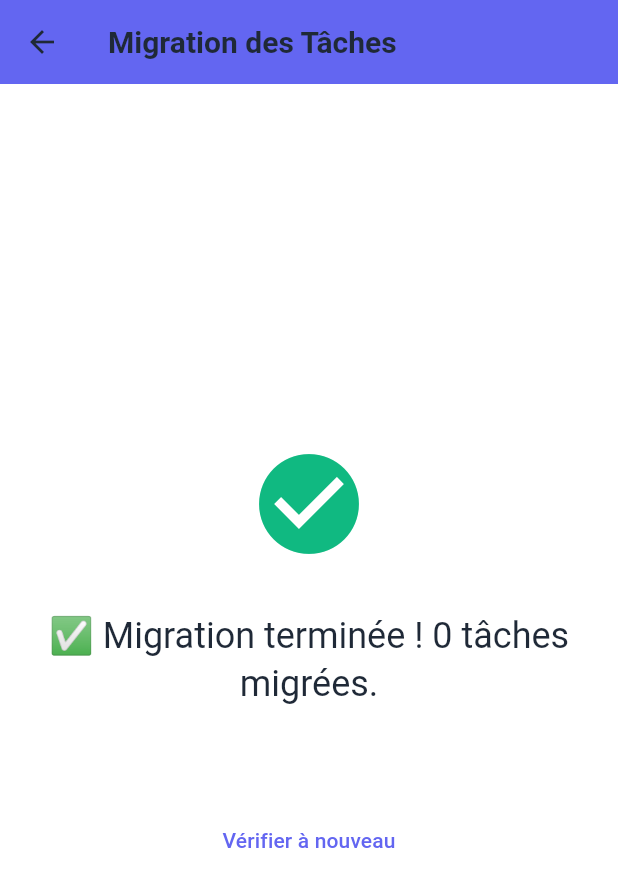
After one commit to Efrei-M2-DEV1/FlutterProject, a Flutter app: the MigrationScreen screen opened directly, after a tap on "Lancer la Migration", on a phone screen of 412 x 824 dp. The commit adds this screen. Shown: the top 887 px of the screen. Run offline on Flutter 3.47's test engine with Material 3 defaults, Android fonts, the phone set to English and light mode, and no system bars; our stand-ins replace cloud_firestore, firebase_auth, firebase_core, go_router, rxdart; accounts and stored records are empty.

Commit message:
feat(tasks): ajout de la gestion des utilisateurs assignés aux tâches et mise à jour des règles de sécurité Firestore

```diff
--- a/lib/features/tasks/data/task_service.dart
+++ b/lib/features/tasks/data/task_service.dart
@@ -2,6 +2,7 @@ import 'dart:async';
 
 import 'package:cloud_firestore/cloud_firestore.dart';
 import 'package:firebase_auth/firebase_auth.dart';
+import 'package:rxdart/rxdart.dart';
 
 import '../domain/models/task.dart';
 
@@ -12,17 +13,60 @@ class TaskService {
 
   // Using per-user subcollections now; no global _tasksCollection required.
 
-  /// Retourne un stream des tâches du user courant
+  /// Retourne un stream des tâches visibles pour l'utilisateur courant
+  /// (tâches créées par lui OU tâches où il est assigné)
+  /// Attend que l'utilisateur soit connecté avant de commencer à écouter
   Stream<List<Task>> tasksStream() {
-    // Return a global tasks stream (includes owner fields) so the UI can list all tasks
-    final col = _firestore.collection('tasks');
-    return col
-        .orderBy('createdAt', descending: true)
-        .snapshots()
-        .map(
-          (snap) =>
-              snap.docs.map((d) => Task.fromMap(d.data(), id: d.id)).toList(),
-        );
+    // Écouter les changements d'authentification et basculer sur le stream approprié
+    return _auth.authStateChanges().switchMap((user) {
+      if (user == null) {
+        // Pas d'utilisateur connecté, retourner un stream vide
+        return Stream.value(<Task>[]);
+      }
+
+      final uid = user.uid;
+      final col = _firestore.collection('tasks');
+
+      // Firestore ne supporte pas les requêtes OR directement.
+      // On va donc récupérer les deux streams et les combiner:
+      // 1. Tâches créées par l'utilisateur
+      // 2. Tâches où l'utilisateur est assigné
+
+      final myTasksStream = col
+          .where('userId', isEqualTo: uid)
+          .orderBy('createdAt', descending: true)
+          .snapshots()
+          .map((snap) =>
+              snap.docs.map((d) => Task.fromMap(d.data(), id: d.id)).toList());
+
+      final assignedTasksStream = col
+          .where('assignedTo', arrayContains: uid)
+          .orderBy('createdAt', descending: true)
+          .snapshots()
+          .map((snap) =>
+              snap.docs.map((d) => Task.fromMap(d.data(), id: d.id)).toList());
+
+      // Combiner les deux streams et éliminer les doublons
+      return Rx.combineLatest2<List<Task>, List<Task>, List<Task>>(
+        myTasksStream,
+        assignedTasksStream,
+        (myTasks, assignedTasks) {
+          // Créer un Map pour éliminer les doublons (par id)
+          final Map<String, Task> uniqueTasks = {};
+          for (var task in myTasks) {
+            uniqueTasks[task.id] = task;
+          }
+          for (var task in assignedTasks) {
+            uniqueTasks[task.id] = task;
+          }
+
+          // Retourner la liste triée par date de création
+          final allTasks = uniqueTasks.values.toList();
+          allTasks.sort((a, b) => b.createdAt.compareTo(a.createdAt));
+          return allTasks;
+        },
+      );
+    });
   }
 
   Future<void> addTask(Task task) async {
@@ -96,4 +140,56 @@ class TaskService {
       );
     }
   }
+
+  /// Assigner un utilisateur à une tâche
+  Future<void> assignUserToTask(String taskId, String userIdToAssign) async {
+    final uid = _auth.currentUser?.uid;
+    if (uid == null) throw Exception('Utilisateur non authentifié');
+    try {
+      await _firestore.collection('tasks').doc(taskId).update({
+        'assignedTo': FieldValue.arrayUnion([userIdToAssign]),
+      });
+    } on FirebaseException catch (e) {
+      throw Exception(
+        'Firestore assignUserToTask failed: ${e.code} ${e.message}',
+      );
+    }
+  }
+
+  /// Retirer un utilisateur assigné d'une tâche
+  Future<void> unassignUserFromTask(
+    String taskId,
+    String userIdToRemove,
+  ) async {
+    final uid = _auth.currentUser?.uid;
+    if (uid == null) throw Exception('Utilisateur non authentifié');
+    try {
+      await _firestore.collection('tasks').doc(taskId).update({
+        'assignedTo': FieldValue.arrayRemove([userIdToRemove]),
+      });
+    } on FirebaseException catch (e) {
+      throw Exception(
+        'Firestore unassignUserFromTask failed: ${e.code} ${e.message}',
+      );
+    }
+  }
+
+  /// Récupérer la liste des utilisateurs (pour l'assignation)
+  Future<List<Map<String, dynamic>>> getAllUsers() async {
+    final uid = _auth.currentUser?.uid;
+    if (uid == null) throw Exception('Utilisateur non authentifié');
+    try {
+      final snapshot = await _firestore.collection('users').get();
+      return snapshot.docs
+          .map((doc) => {
+                'id': doc.id,
+                'name': doc.data()['name'] ?? doc.data()['displayName'] ?? '',
+                'email': doc.data()['email'] ?? '',
+              })
+          .where((user) => user['id'] != uid) // Exclure l'utilisateur courant
+          .toList();
+    } on FirebaseException catch (e) {
+      throw Exception('Firestore getAllUsers failed: ${e.code} ${e.message}');
+    }
+  }
 }
--- a/lib/features/tasks/domain/models/task.dart
+++ b/lib/features/tasks/domain/models/task.dart
@@ -15,6 +15,10 @@ class Task {
   final DateTime? dueDate;
   final List<String> tags;
 
+  /// Liste des UIDs des utilisateurs assignés à cette tâche (en plus du créateur)
+  /// Le créateur (ownerId) a toujours accès, pas besoin de l'ajouter ici
+  final List<String> assignedTo;
+
   const Task({
     required this.id,
     required this.title,
@@ -26,6 +30,7 @@ class Task {
     required this.createdAt,
     this.dueDate,
     this.tags = const [],
+    this.assignedTo = const [],
   });
 
   /// Créer une copie modifiée de la tâche
@@ -40,6 +45,7 @@ class Task {
     DateTime? createdAt,
     DateTime? dueDate,
     List<String>? tags,
+    List<String>? assignedTo,
   }) {
     return Task(
       id: id ?? this.id,
@@ -52,6 +58,7 @@ class Task {
       createdAt: createdAt ?? this.createdAt,
       dueDate: dueDate ?? this.dueDate,
       tags: tags ?? this.tags,
+      assignedTo: assignedTo ?? this.assignedTo,
     );
   }
 
@@ -81,6 +88,7 @@ class Task {
       'isCompleted': isCompleted,
       'priority': priority.value,
       'tags': tags,
+      'assignedTo': assignedTo, // Liste des UIDs assignés
     };
 
     // Owner info
@@ -134,6 +142,12 @@ class Task {
       tags = tagsRaw.map((e) => e.toString()).toList();
     }
 
+    final assignedToRaw = map['assignedTo'];
+    List<String> assignedTo = [];
+    if (assignedToRaw is List) {
+      assignedTo = assignedToRaw.map((e) => e.toString()).toList();
+    }
+
     final ownerId = map['userId']?.toString() ?? '';
     final ownerName = map['ownerName']?.toString() ?? '';
 
@@ -148,6 +162,7 @@ class Task {
       createdAt: createdAt,
       dueDate: dueDate,
       tags: tags,
+      assignedTo: assignedTo,
     );
   }
 }
--- /dev/null
+++ b/lib/features/tasks/presentation/screens/migration_screen.dart
@@ -0,0 +1,177 @@
+import 'package:flutter/material.dart';
+import 'package:cloud_firestore/cloud_firestore.dart';
+
+import '../../../../core/theme/app_colors.dart';
+
+/// Page temporaire pour migrer les tâches existantes
+class MigrationScreen extends StatefulWidget {
+  const MigrationScreen({super.key});
+
+  @override
+  State<MigrationScreen> createState() => _MigrationScreenState();
+}
+
+class _MigrationScreenState extends State<MigrationScreen> {
+  bool _isMigrating = false;
+  String _status = 'Prêt à migrer';
+  int _totalTasks = 0;
+  int _migratedTasks = 0;
+
+  Future<void> _checkMigrationStatus() async {
+    setState(() {
+      _status = 'Vérification...';
+    });
+
+    try {
+      final snapshot = await FirebaseFirestore.instance
+          .collection('tasks')
+          .get();
+
+      int needsMigration = 0;
+      for (var doc in snapshot.docs) {
+        if (!doc.data().containsKey('assignedTo')) {
+          needsMigration++;
+        }
+      }
+
+      setState(() {
+        _totalTasks = snapshot.docs.length;
+        _status = needsMigration > 0
+            ? '$needsMigration tâches sur $_totalTasks ont besoin de migration'
+            : 'Toutes les tâches sont à jour !';
+      });
+    } catch (e) {
+      setState(() {
+        _status = 'Erreur: $e';
+      });
+    }
+  }
+
+  Future<void> _runMigration() async {
+    setState(() {
+      _isMigrating = true;
+      _status = 'Migration en cours...';
+      _migratedTasks = 0;
+    });
+
+    try {
+      final snapshot = await FirebaseFirestore.instance
+          .collection('tasks')
+          .get();
+
+      setState(() {
+        _totalTasks = snapshot.docs.length;
+      });
+
+      final batch = FirebaseFirestore.instance.batch();
+      int count = 0;
+
+      for (var doc in snapshot.docs) {
+        final data = doc.data();
+        if (!data.containsKey('assignedTo')) {
+          batch.update(doc.reference, {'assignedTo': []});
+          count++;
+          setState(() {
+            _migratedTasks = count;
+            _status = 'Migration: $count/$_totalTasks tâches...';
+          });
+        }
+      }
+
+      await batch.commit();
+
+      setState(() {
+        _isMigrating = false;
+        _status = '✅ Migration terminée ! $count tâches migrées.';
+      });
+
+      // Retourner à l'écran précédent après 2 secondes
+      Future.delayed(const Duration(seconds: 2), () {
+        if (mounted) Navigator.of(context).pop();
+      });
+    } catch (e) {
+      setState(() {
+        _isMigrating = false;
+        _status = '❌ Erreur: $e';
+      });
+    }
+  }
+
+  @override
+  void initState() {
+    super.initState();
+    _checkMigrationStatus();
+  }
+
+  @override
+  Widget build(BuildContext context) {
+    return Scaffold(
+      appBar: AppBar(
+        title: const Text('Migration des Tâches'),
+        backgroundColor: AppColors.primary,
+        foregroundColor: Colors.white,
+      ),
+      body: Center(
+        child: Padding(
+          padding: const EdgeInsets.all(24.0),
+          child: Column(
+            mainAxisAlignment: MainAxisAlignment.center,
+            children: [
+              Icon(
+                _isMigrating
+                    ? Icons.sync
+                    : _status.contains('✅')
+                        ? Icons.check_circle
+                        : Icons.warning,
+                size: 80,
+                color: _isMigrating
+                    ? AppColors.primary
+                    : _status.contains('✅')
+                        ? AppColors.success
+                        : AppColors.warning,
+              ),
+              const SizedBox(height: 32),
+              Text(
+                _status,
+                textAlign: TextAlign.center,
+                style: Theme.of(context).textTheme.headlineSmall,
+              ),
+              if (_isMigrating && _totalTasks > 0) ...[
+                const SizedBox(height: 24),
+                LinearProgressIndicator(
+                  value: _totalTasks > 0 ? _migratedTasks / _totalTasks : 0,
+                  backgroundColor: Colors.grey[300],
+                  valueColor: const AlwaysStoppedAnimation<Color>(
+                    AppColors.primary,
+                  ),
+                ),
+                const SizedBox(height: 8),
+                Text('$_migratedTasks / $_totalTasks'),
+              ],
+              const SizedBox(height: 48),
+              if (!_isMigrating && !_status.contains('✅'))
+                ElevatedButton.icon(
+                  onPressed: _runMigration,
+                  icon: const Icon(Icons.play_arrow),
+                  label: const Text('Lancer la Migration'),
+                  style: ElevatedButton.styleFrom(
+                    backgroundColor: AppColors.primary,
+                    foregroundColor: Colors.white,
+                    padding: const EdgeInsets.symmetric(
+                      horizontal: 32,
+                      vertical: 16,
+                    ),
+                  ),
+                ),
+              const SizedBox(height: 16),
+              TextButton(
+                onPressed: _checkMigrationStatus,
+                child: const Text('Vérifier à nouveau'),
+              ),
+            ],
+          ),
+        ),
+      ),
+    );
+  }
+}
--- a/lib/features/tasks/presentation/widgets/empty_state.dart
+++ b/lib/features/tasks/presentation/widgets/empty_state.dart
@@ -83,7 +83,7 @@ class _EmptyStateState extends State<EmptyState> with TickerProviderStateMixin {
             return FadeTransition(
               opacity: _fadeAnimation,
               child: Center(
-                child: Padding(
+                child: SingleChildScrollView(
                   padding: AppTheme.paddingLarge,
                   child: Column(
                     mainAxisSize: MainAxisSize.min,
--- a/pubspec.yaml
+++ b/pubspec.yaml
@@ -41,6 +41,7 @@ dependencies:
   cloud_firestore: ^6.0.1
   intl: ^0.20.2
   shared_preferences: ^2.5.3
+  rxdart: ^0.28.0
 
 dev_dependencies:
   flutter_test:
```
Also changed, not shown: lib/features/tasks/data/migrate_tasks.dart (added, +76 -0 lines), lib/features/tasks/presentation/providers/task_provider.dart (+15 -0 lines), lib/features/tasks/presentation/widgets/assign_users_dialog.dart (added, +213 -0 lines), lib/features/tasks/presentation/widgets/task_modal.dart (+47 -0 lines), 3 other files.
